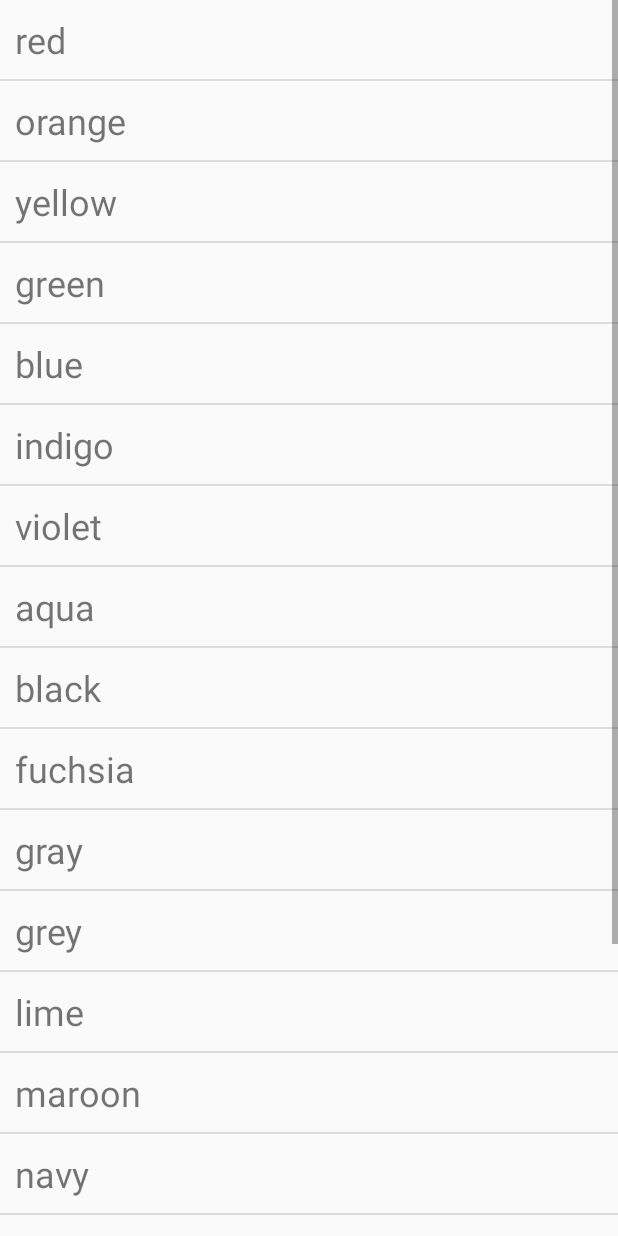
After one commit to YershovAleksandr/Android_015_UI, an Android app: the ListViewActivity screen opened directly, with no data from a screen before it, on a phone screen of 412 x 824 dp. The commit adds this screen. Run offline under Robolectric (Android 15) with nearby library versions, the phone set to English and light mode, and no system bars.

Commit message:
UI List View done

```diff
--- a/MyUI/app/src/main/AndroidManifest.xml
+++ b/MyUI/app/src/main/AndroidManifest.xml
@@ -37,6 +37,7 @@
         <activity android:name=".SongsActivity" />
         <activity android:name=".GalleryActivity" />
         <activity android:name=".LinearLayoutActivity" />
+        <activity android:name=".ListViewActivity" />
     </application>
 
 </manifest>
--- /dev/null
+++ b/MyUI/app/src/main/java/com/nam/myui/ListViewActivity.java
@@ -0,0 +1,39 @@
+package com.nam.myui;
+
+import android.app.ListActivity;
+import android.os.Bundle;
+import android.view.View;
+import android.widget.AdapterView;
+import android.widget.AdapterView.OnItemClickListener;
+import android.widget.ArrayAdapter;
+import android.widget.ListView;
+import android.widget.TextView;
+import android.widget.Toast;
+
+public class ListViewActivity extends ListActivity {
+	@Override
+	public void onCreate(Bundle savedInstanceState) {
+		super.onCreate(savedInstanceState);
+
+		// Create a new Adapter containing a list of colors
+		// Set the adapter on this ListActivity's built-in ListView
+		setListAdapter(new ArrayAdapter<String>(this, R.layout.uilistviewlist_item,
+				getResources().getStringArray(R.array.colors)));
+
+		ListView lv = getListView();
+
+		// Enable filtering when the user types in the virtual keyboard
+		lv.setTextFilterEnabled(true);
+
+		// Set an setOnItemClickListener on the ListView
+		lv.setOnItemClickListener(new OnItemClickListener() {
+			public void onItemClick(AdapterView<?> parent, View view,
+					int position, long id) {
+
+				// Display a Toast message indicting the selected item
+				Toast.makeText(getApplicationContext(),
+						((TextView) view).getText(), Toast.LENGTH_SHORT).show();
+			}
+		});
+	}
+}
--- a/MyUI/app/src/main/java/com/nam/myui/MainActivity.java
+++ b/MyUI/app/src/main/java/com/nam/myui/MainActivity.java
@@ -28,6 +28,7 @@ public class MainActivity extends AppCompatActivity {
     private Button mButton8;
     private Button mButton9;
     private Button mButton10;
+    private Button mButton11;
 
     private BottomNavigationView.OnNavigationItemSelectedListener mOnNavigationItemSelectedListener
             = new BottomNavigationView.OnNavigationItemSelectedListener() {
@@ -169,6 +170,16 @@ public class MainActivity extends AppCompatActivity {
             }
         });
 
+        mButton11 = (Button)findViewById(R.id.button11);
+        mButton11.setOnClickListener(new View.OnClickListener() {
+            @Override
+            public void onClick(View v) {
+                x42.Log("Click button11");
+                Intent intent = new Intent(MainActivity.this, ListViewActivity.class);
+                startActivity(intent);
+            }
+        });
+
 
     }
 
--- a/MyUI/app/src/main/res/layout/activity_main.xml
+++ b/MyUI/app/src/main/res/layout/activity_main.xml
@@ -101,7 +101,8 @@
                 android:id="@+id/button11"
                 android:layout_width="match_parent"
                 android:layout_height="wrap_content"
-                android:text="Button" />
+                android:text="List view"
+                android:textAllCaps="false" />
 
             <ToggleButton
                 android:id="@+id/toggleButton"
--- /dev/null
+++ b/MyUI/app/src/main/res/layout/uilistviewlist_item.xml
@@ -0,0 +1,7 @@
+<?xml version="1.0" encoding="utf-8"?>
+<TextView xmlns:android="http://schemas.android.com/apk/res/android"
+    android:layout_width="match_parent"
+    android:layout_height="match_parent"
+    android:padding="10dp"
+    android:textSize="24sp" >
+</TextView>
--- a/MyUI/app/src/main/res/values/strings.xml
+++ b/MyUI/app/src/main/res/values/strings.xml
@@ -30,4 +30,27 @@
     <string name="row_two_string">Row two string</string>
     <string name="row_three_string">Row three string</string>
     <string name="row_four_string">Row four string</string>
+    <string-array name="colors">
+        <item>red</item>
+        <item>orange</item>
+        <item>yellow</item>
+        <item>green</item>
+        <item>blue</item>
+        <item>indigo</item>
+        <item>violet</item>
+        <item>aqua</item>
+        <item>black</item>
+        <item>fuchsia</item>
+        <item>gray</item>
+        <item>grey</item>
+        <item>lime</item>
+        <item>maroon</item>
+        <item>navy</item>
+        <item>olive</item>
+        <item>purple</item>
+        <item>silver</item>
+        <item>teal</item>
+        <item>white</item>
+    </string-array>
+
 </resources>
```
